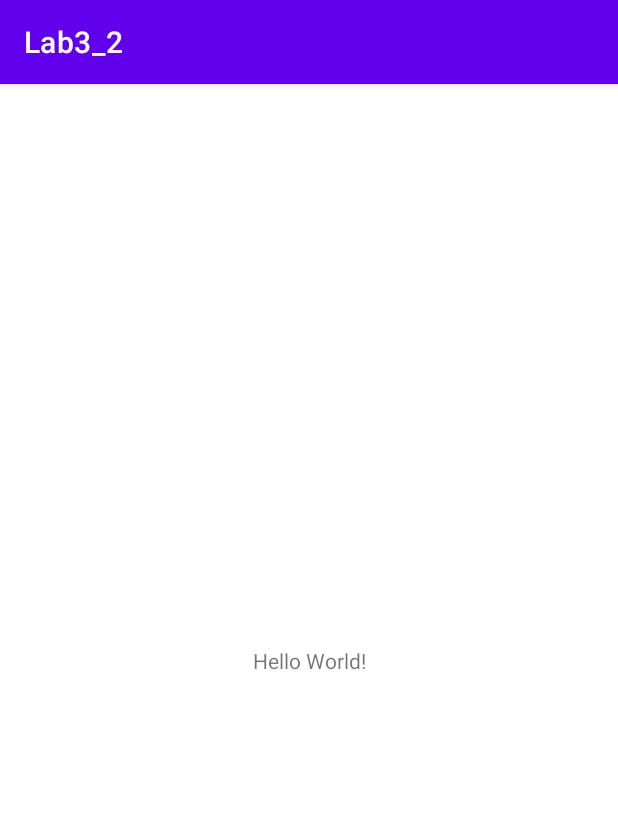
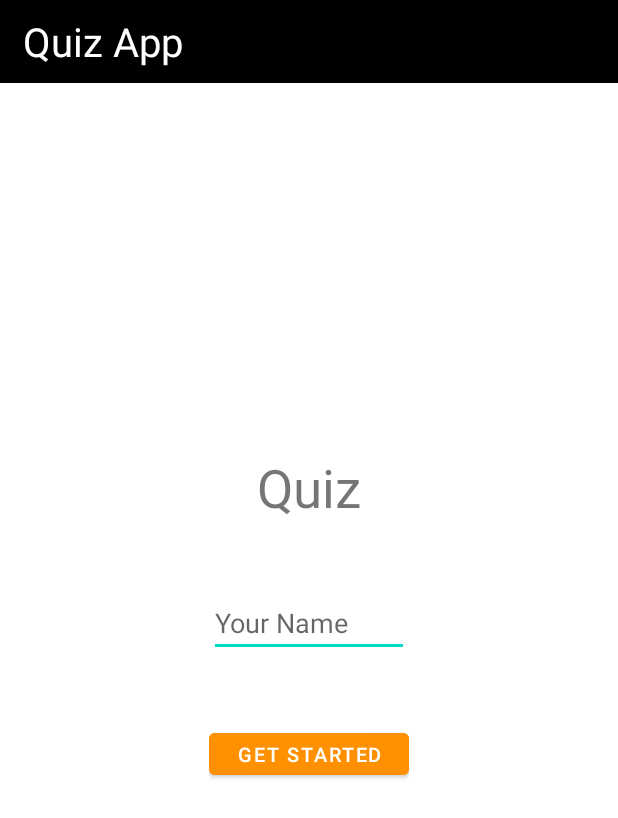
Before and after one commit to D-SZAdorjan/QuizApp, an Android app: the screen it shows after launch (MainActivity), on a phone screen of 412 x 824 dp. Shown: the top 818 px of the screen. Run offline under Robolectric (Android 15) with nearby library versions, the phone set to English and light mode, and no system bars.

Commit message:
Próbáltam implementálni a feladatban leírt Quiz applikáció főoldalának kinézetét

```diff
--- a/Lab3_2/app/src/main/java/com/example/lab3_2/MainActivity.kt
+++ b/Lab3_2/app/src/main/java/com/example/lab3_2/MainActivity.kt
@@ -1,11 +1,33 @@
 package com.example.lab3_2
 
+import android.nfc.Tag
 import androidx.appcompat.app.AppCompatActivity
 import android.os.Bundle
+import android.util.Log
+import android.view.MotionEvent
+import android.view.View
+import android.widget.Button
+import android.widget.Toast
 
 class MainActivity : AppCompatActivity() {
+    private lateinit var btnGetStarted : Button
     override fun onCreate(savedInstanceState: Bundle?) {
         super.onCreate(savedInstanceState)
+        super.getSupportActionBar()?.hide()
+
+        super.setContentView(R.layout.activity_main)
+
+        btnGetStarted = findViewById(R.id.btnGs)
+
+        Log.i("GSBTN", btnGetStarted.toString())
+
+        btnGetStarted.setOnClickListener(object : View.OnClickListener{
+            override fun onClick(p0: View?) {
+                Log.i("GSBTN", "clicked")
+                Toast.makeText(this@MainActivity, "You clicked me.", Toast.LENGTH_SHORT).show()
+            }
+
+        })
         setContentView(R.layout.activity_main)
     }
 }
--- a/Lab3_2/app/src/main/res/layout/activity_main.xml
+++ b/Lab3_2/app/src/main/res/layout/activity_main.xml
@@ -6,13 +6,54 @@
     android:layout_height="match_parent"
     tools:context=".MainActivity">
 
-    <TextView
-        android:layout_width="wrap_content"
-        android:layout_height="wrap_content"
-        android:text="Hello World!"
-        app:layout_constraintBottom_toBottomOf="parent"
-        app:layout_constraintLeft_toLeftOf="parent"
-        app:layout_constraintRight_toRightOf="parent"
-        app:layout_constraintTop_toTopOf="parent" />
+    <RelativeLayout
+        android:layout_width="match_parent"
+        android:layout_height="match_parent">
+        <LinearLayout
+            android:layout_width="match_parent"
+            android:layout_height="25pt"
+            android:background="@color/black"
+            android:id="@+id/heder_main">
+            <TextView
+                android:layout_width="wrap_content"
+                android:layout_height="wrap_content"
+                android:text="Quiz App"
+                android:textColor="@color/white"
+                android:textSize="12pt"
+                android:layout_marginLeft="7pt"
+                android:layout_gravity="center_vertical"/>
+        </LinearLayout>
+        <RelativeLayout
+            android:layout_width="wrap_content"
+            android:layout_height="wrap_content"
+            android:layout_centerInParent="true">
+            <TextView
+                android:layout_width="wrap_content"
+                android:layout_height="wrap_content"
+                android:text="Quiz"
+                android:layout_centerHorizontal="true"
+                android:textSize="16pt"
+                android:id="@+id/title_QA_main"/>
+
+            <EditText
+                android:layout_width="60pt"
+                android:layout_height="20pt"
+                android:layout_below="@id/title_QA_main"
+                android:layout_marginTop="20pt"
+                android:id="@+id/et_main"
+                android:hint="Your Name"/>
+
+            <Button
+                android:id="@+id/btnGs"
+                android:layout_width="60pt"
+                android:layout_height="18pt"
+                android:layout_below="@+id/et_main"
+                android:layout_marginTop="20pt"
+                android:text="Get Started"
+                android:textSize="6pt"
+                android:backgroundTint="@color/orange_f9100"/>
+
+        </RelativeLayout>
+    </RelativeLayout>
 
 </androidx.constraintlayout.widget.ConstraintLayout>
--- a/Lab3_2/app/src/main/res/values/colors.xml
+++ b/Lab3_2/app/src/main/res/values/colors.xml
@@ -7,4 +7,5 @@
     <color name="teal_700">#FF018786</color>
     <color name="black">#FF000000</color>
     <color name="white">#FFFFFFFF</color>
+    <color name="orange_f9100">#FF9100</color>
 </resources>
```
